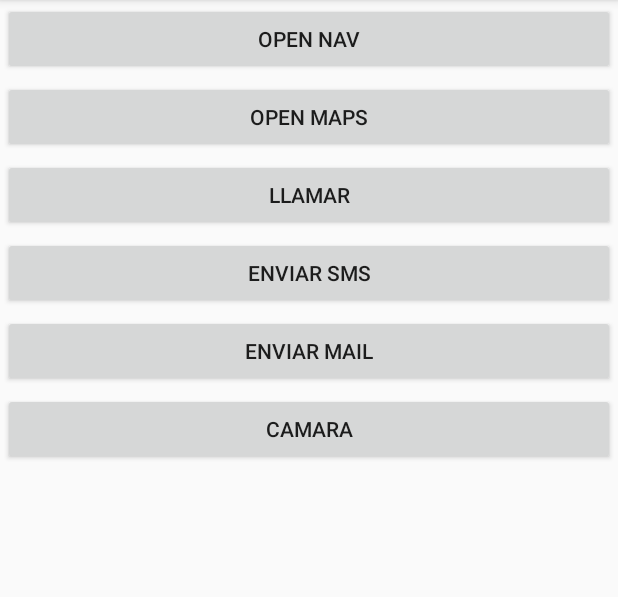
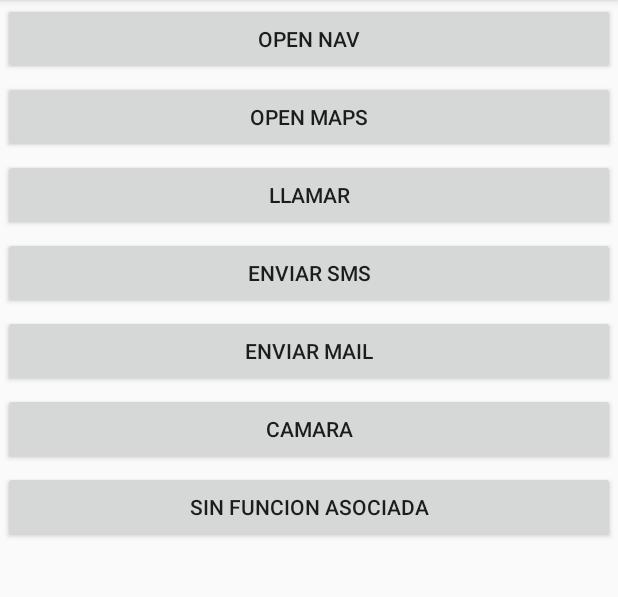
Before and after one commit to robertosuarez75/intents, an Android app: the screen it shows after launch (MainActivity), on a phone screen of 412 x 824 dp, the part 84-681 px from its top. Run offline under Robolectric (Android 15) with nearby library versions, the phone set to English and light mode, and no system bars.

Commit message:
agrega boton

```diff
--- a/app/src/main/res/layout/activity_main.xml
+++ b/app/src/main/res/layout/activity_main.xml
@@ -62,6 +62,12 @@
        android:layout_margin="2dp"
        android:onClick="openCamera"
        />
+   <Button
+       android:layout_width="match_parent"
+       android:layout_height="wrap_content"
+      android:text="sin funcion asociada"
+      android:id="@+id/btnEmpty"
+      android:layout_margin="2dp"/>
 
    <ImageView
        android:layout_width="match_parent"
```
Also changed, not shown: 1 other file.
